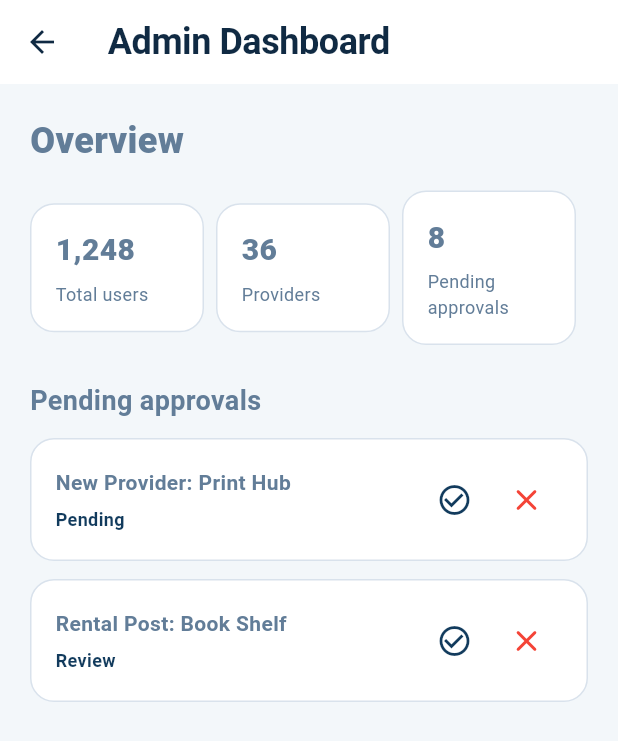
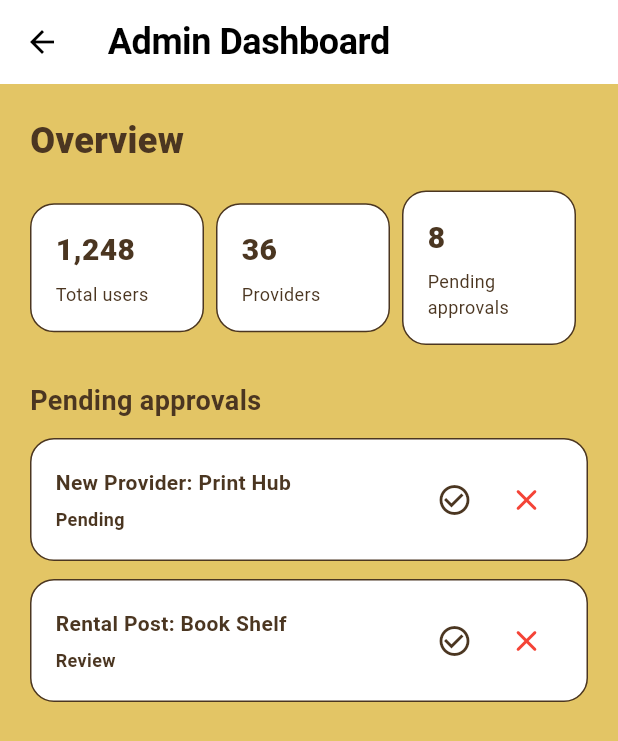
Before and after one commit to genandoy-hannahlorainne/student-service-hub, a Flutter app: the AdminDashboardScreen screen opened by its route, on a phone screen of 412 x 824 dp. Shown: the top 741 px of the screen. Run offline on Flutter 3.47's test engine with Material 3 defaults, Android fonts, the phone set to English and light mode, and no system bars.

Commit message:
fix: apply Biscotti Cafe Noir and Black color palette

```diff
--- a/student-service-hub/lib/screens/landing_screen.dart
+++ b/student-service-hub/lib/screens/landing_screen.dart
@@ -492,7 +492,7 @@
       ),
       child: Text(
         label,
-        style: TextStyle(color: Color(0xFFDCEFF2), fontSize: 10, fontWeight: FontWeight.w700, letterSpacing: .8),
+        style: TextStyle(color: AppTheme.mango, fontSize: 10, fontWeight: FontWeight.w700, letterSpacing: .8),
       ),
     );
   }
--- a/student-service-hub/lib/theme/app_theme.dart
+++ b/student-service-hub/lib/theme/app_theme.dart
@@ -1,14 +1,14 @@
 import 'package:flutter/material.dart';
 
 class AppTheme {
-  static const Color navy = Color(0xFF123B5D);
-  static const Color ink = Color(0xFF102A43);
-  static const Color teal = Color(0xFF0F8B8D);
-  static const Color mango = Color(0xFFF4B942);
-  static const Color mist = Color(0xFFF3F7FA);
-  static const Color paleTeal = Color(0xFFDCEFF2);
-  static const Color slate = Color(0xFF627D98);
-  static const Color border = Color(0xFFD9E2EC);
+  static const Color navy = Color(0xFF4B3621);
+  static const Color ink = Color(0xFF000000);
+  static const Color teal = Color(0xFFE3C565);
+  static const Color mango = Color(0xFFE3C565);
+  static const Color mist = Color(0xFFE3C565);
+  static const Color paleTeal = Color(0xFFE3C565);
+  static const Color slate = Color(0xFF4B3621);
+  static const Color border = Color(0xFF4B3621);
 
   // Compatibility aliases for existing screens while they migrate to the
   // shared PASOA token names.
@@ -16,7 +16,7 @@
   static const Color primaryGold = mango;
   static const Color neutral50 = mist;
   static const Color neutral100 = border;
-  static const Color neutral300 = Color(0xFFBCCCDC);
+  static const Color neutral300 = Color(0xFF4B3621);
   static const Color neutral700 = slate;
   static const Color neutral900 = ink;
 
```
Also changed, not shown: 4 other files.
